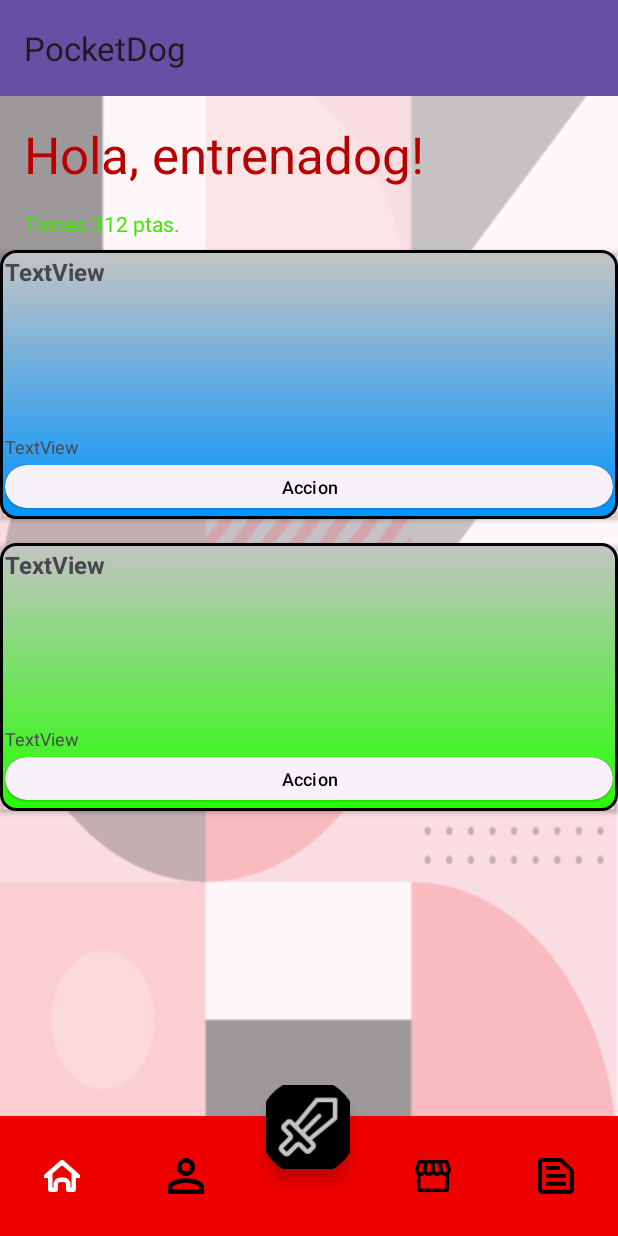
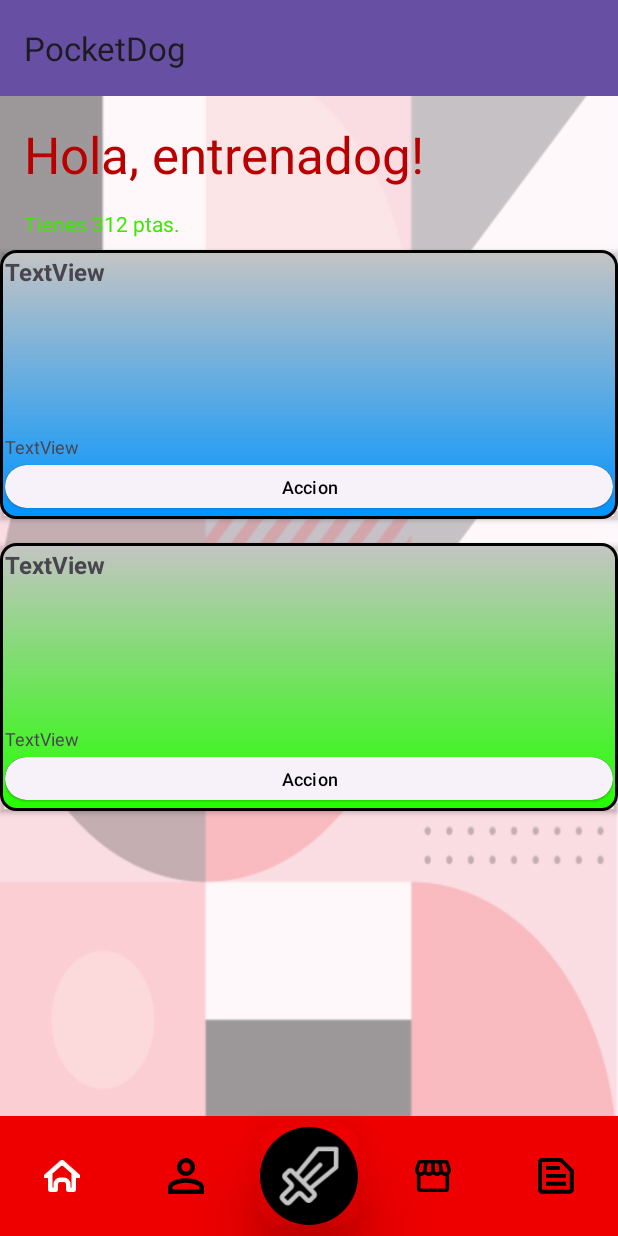
Before and after one commit to juanfran-antonaya-estech/pocketdog, an Android app: the screen it shows after launch (MainActivity), on a phone screen of 412 x 824 dp. Run offline under Robolectric (Android 15) with nearby library versions, the phone set to English and light mode, and no system bars; our stand-ins replace Picasso, navigation-ui; libraries missing offline, so code that uses them is left out: jp.wasabeef.picasso; network calls fail; pictures from the network do not load; 2 statements that could not run were skipped.

Commit message:
recolocacion del icono de batalla

```diff
--- a/app/src/main/res/color/menu_selector_color.xml
+++ b/app/src/main/res/color/menu_selector_color.xml
@@ -5,5 +5,4 @@
     <item android:color="#FFFFFF" android:state_checked="true"/> <!-- Color cuando está seleccionado -->
     <item android:color="#000000"/> <!-- Color por defecto -->
 
-
 </selector>
--- a/app/src/main/res/layout/activity_main.xml
+++ b/app/src/main/res/layout/activity_main.xml
@@ -23,14 +23,16 @@
         android:id="@+id/fabToBattle"
         android:layout_width="wrap_content"
         android:layout_height="wrap_content"
-        android:layout_marginBottom="-35dp"
         android:clickable="true"
         android:scaleType="center"
         app:backgroundTint="@android:color/transparent"
-        app:layout_constraintBottom_toTopOf="@+id/bottomNavigationView"
+        app:elevation="30dp"
+        app:fabCustomSize="75dp"
+        app:layout_constraintBottom_toBottomOf="@+id/bottomNavigationView"
         app:layout_constraintEnd_toEndOf="parent"
-        app:layout_constraintHorizontal_bias="0.498"
+        app:layout_constraintHorizontal_bias="0.5"
         app:layout_constraintStart_toStartOf="parent"
+        app:layout_constraintTop_toTopOf="@+id/bottomNavigationView"
         app:maxImageSize="65dp"
         app:srcCompat="@drawable/botonbuscarcombate"
         app:tint="@null" />
```
